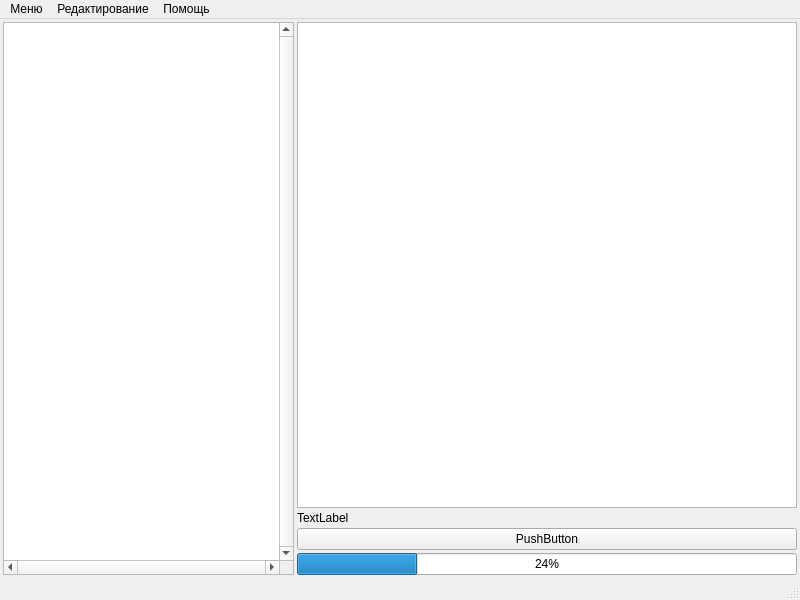
Old version of the form mapeditor.ui in the repository komitydev/InteractiveMapEditor.
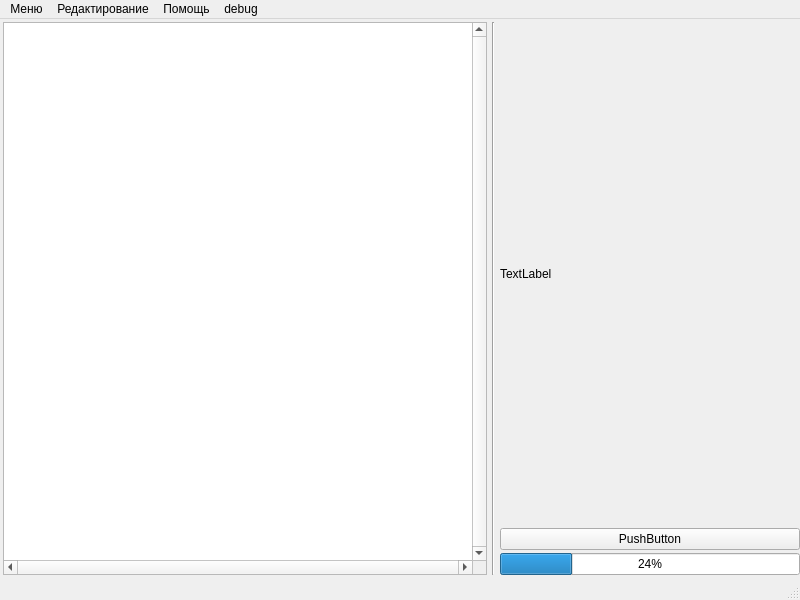
New version of the form. Icons and pictures are not drawn. Custom widgets are drawn as their Qt base class.

What changed in the file:
```diff
--- a/mapeditor.ui
+++ b/mapeditor.ui
@@ -10,6 +10,12 @@
     <height>600</height>
    </rect>
   </property>
+  <property name="sizePolicy">
+   <sizepolicy hsizetype="Ignored" vsizetype="Preferred">
+    <horstretch>0</horstretch>
+    <verstretch>0</verstretch>
+   </sizepolicy>
+  </property>
   <property name="minimumSize">
    <size>
     <width>400</width>
@@ -24,9 +30,18 @@
     <normaloff>:/globe</normaloff>:/globe</iconset>
   </property>
   <widget class="QWidget" name="centralwidget">
-   <layout class="QHBoxLayout" name="horizontalLayout" stretch="0,0">
+   <property name="sizePolicy">
+    <sizepolicy hsizetype="Preferred" vsizetype="Preferred">
+     <horstretch>0</horstretch>
+     <verstretch>0</verstretch>
+    </sizepolicy>
+   </property>
+   <layout class="QHBoxLayout" name="horizontalLayout" stretch="0,0,0">
     <property name="spacing">
-     <number>3</number>
+     <number>5</number>
+    </property>
+    <property name="sizeConstraint">
+     <enum>QLayout::SetDefaultConstraint</enum>
     </property>
     <property name="leftMargin">
      <number>3</number>
@@ -35,17 +50,32 @@
      <number>3</number>
     </property>
     <property name="rightMargin">
-     <number>3</number>
+     <number>0</number>
     </property>
     <property name="bottomMargin">
      <number>3</number>
     </property>
     <item>
      <widget class="QWidget" name="mapwidget" native="true">
+      <property name="sizePolicy">
+       <sizepolicy hsizetype="Preferred" vsizetype="Preferred">
+        <horstretch>0</horstretch>
+        <verstretch>0</verstretch>
+       </sizepolicy>
+      </property>
+      <property name="minimumSize">
+       <size>
+        <width>150</width>
+        <height>0</height>
+       </size>
+      </property>
       <layout class="QHBoxLayout" name="horizontalLayout_2">
        <property name="spacing">
         <number>3</number>
        </property>
+       <property name="sizeConstraint">
+        <enum>QLayout::SetDefaultConstraint</enum>
+       </property>
        <property name="leftMargin">
         <number>0</number>
        </property>
@@ -107,17 +137,42 @@
       </layout>
      </widget>
     </item>
+    <item>
+     <widget class="Line" name="windowSeparator">
+      <property name="sizePolicy">
+       <sizepolicy hsizetype="Preferred" vsizetype="Preferred">
+        <horstretch>0</horstretch>
+        <verstretch>0</verstretch>
+       </sizepolicy>
+      </property>
+      <property name="cursor">
+       <cursorShape>SplitHCursor</cursorShape>
+      </property>
+      <property name="frameShadow">
+       <enum>QFrame::Sunken</enum>
+      </property>
+      <property name="orientation">
+       <enum>Qt::Vertical</enum>
+      </property>
+     </widget>
+    </item>
     <item>
      <widget class="QWidget" name="infowidget" native="true">
+      <property name="sizePolicy">
+       <sizepolicy hsizetype="Maximum" vsizetype="Preferred">
+        <horstretch>0</horstretch>
+        <verstretch>0</verstretch>
+       </sizepolicy>
+      </property>
       <property name="minimumSize">
        <size>
-        <width>500</width>
+        <width>300</width>
         <height>0</height>
        </size>
       </property>
       <property name="maximumSize">
        <size>
-        <width>500</width>
+        <width>16777215</width>
         <height>16777215</height>
        </size>
       </property>
@@ -125,6 +180,9 @@
        <property name="spacing">
         <number>3</number>
        </property>
+       <property name="sizeConstraint">
+        <enum>QLayout::SetDefaultConstraint</enum>
+       </property>
        <property name="leftMargin">
         <number>0</number>
        </property>
@@ -137,9 +195,6 @@
        <property name="bottomMargin">
         <number>0</number>
        </property>
-       <item>
-        <widget class="QTableWidget" name="infoTable"/>
-       </item>
        <item>
         <widget class="QLabel" name="label">
          <property name="text">
@@ -204,9 +259,19 @@
     <addaction name="separator"/>
     <addaction name="loadSourceImage"/>
    </widget>
+   <widget class="QMenu" name="menudebug">
+    <property name="title">
+     <string>debug</string>
+    </property>
+    <addaction name="actiondelete_table_from_map_class"/>
+    <addaction name="actionresize_context"/>
+    <addaction name="actionchecksaving"/>
+    <addaction name="actioncreatetable"/>
+   </widget>
    <addaction name="file_menu"/>
    <addaction name="edit_menu"/>
    <addaction name="help_menu"/>
+   <addaction name="menudebug"/>
   </widget>
   <widget class="QStatusBar" name="statusbar">
    <property name="sizeGripEnabled">
```
Left out of the diff: 22 changed lines with no effect on the pictures.
